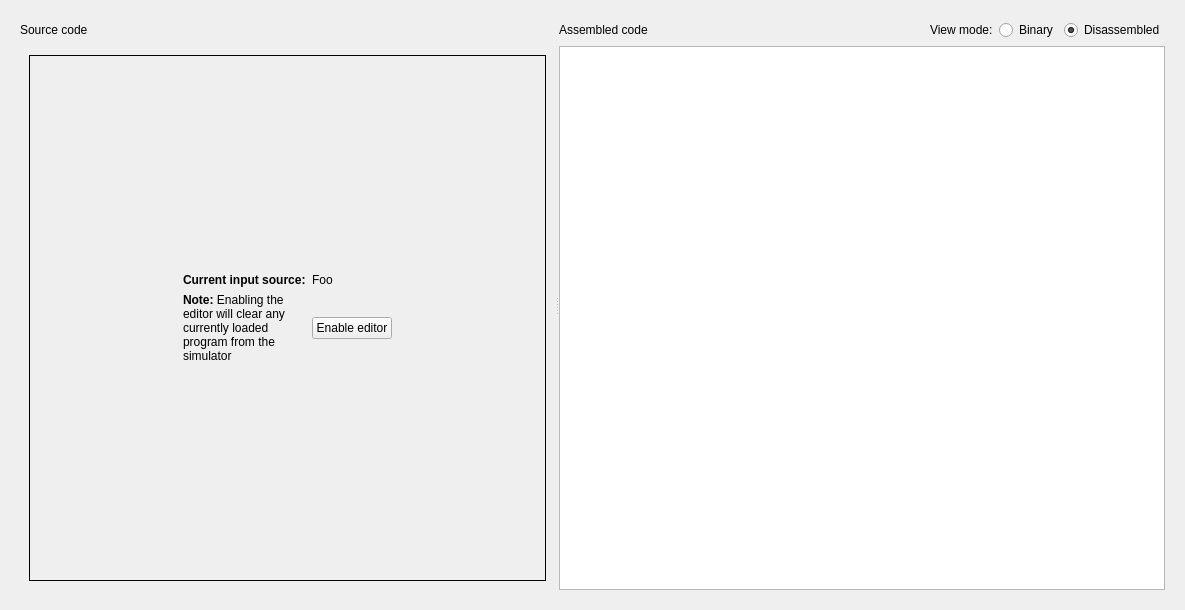
Above: src/edittab.ui from mortbopet/Ripes before the change. Below: the same form after it.
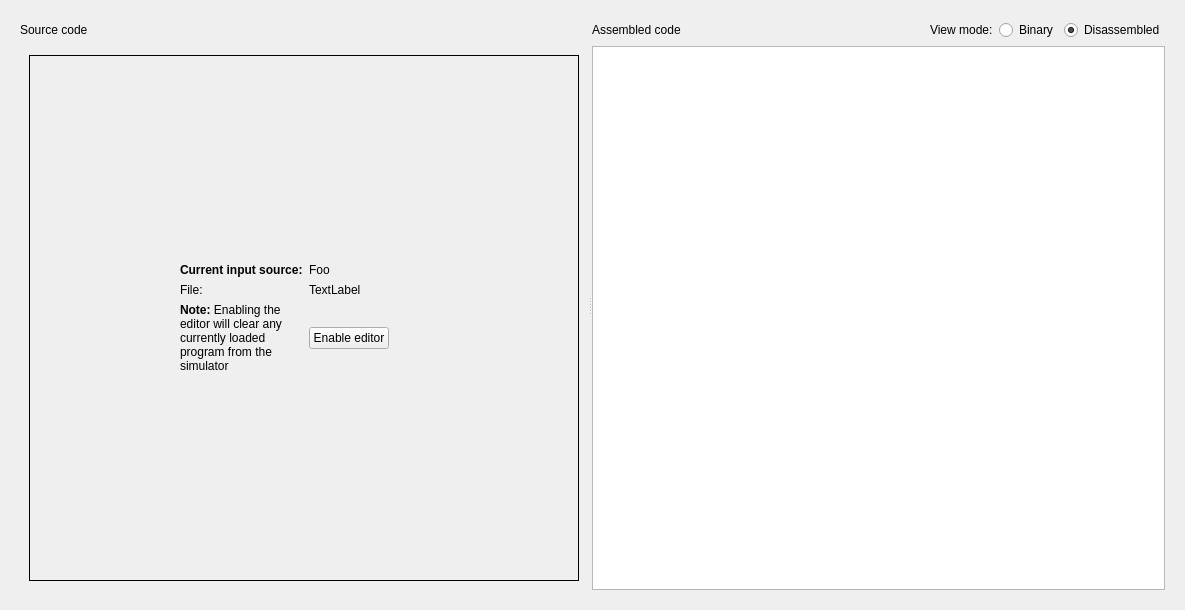
That is the form after the change. The open tabs and pages were chosen to show the change. Custom widgets are drawn as their Qt base class.

Commit message: Display currently loaded binary/ELF file

Patch:
```diff
--- a/src/edittab.ui
+++ b/src/edittab.ui
@@ -60,7 +60,7 @@
              <item>
               <widget class="QStackedWidget" name="editorStackedWidget">
                <property name="currentIndex">
-                <number>0</number>
+                <number>1</number>
                </property>
                <widget class="QWidget" name="editorPage">
                 <layout class="QGridLayout" name="gridLayout_3">
@@ -149,7 +149,24 @@
                     </item>
                     <item row="1" column="1">
                      <layout class="QGridLayout" name="gridLayout_7">
+                      <item row="1" column="1">
+                       <widget class="QLabel" name="inputSrcPath">
+                        <property name="text">
+                         <string>TextLabel</string>
+                        </property>
+                        <property name="wordWrap">
+                         <bool>true</bool>
+                        </property>
+                       </widget>
+                      </item>
                       <item row="1" column="0">
+                       <widget class="QLabel" name="label_5">
+                        <property name="text">
+                         <string>&lt;html&gt;&lt;head/&gt;&lt;body&gt;&lt;p&gt;&lt;span style=&quot; font-weight:600;&quot;&gt;File:&lt;/span&gt;&lt;/p&gt;&lt;/body&gt;&lt;/html&gt;</string>
+                        </property>
+                       </widget>
+                      </item>
+                      <item row="2" column="0">
                        <widget class="QLabel" name="label_7">
                         <property name="text">
                          <string>&lt;html&gt;&lt;head/&gt;&lt;body&gt;&lt;p&gt;&lt;span style=&quot; font-weight:600;&quot;&gt;Note:&lt;/span&gt; Enabling the editor will clear any currently loaded program from the simulator&lt;/p&gt;&lt;/body&gt;&lt;/html&gt;</string>
@@ -162,16 +179,6 @@
                         </property>
                        </widget>
                       </item>
-                      <item row="0" column="0">
-                       <widget class="QLabel" name="label_4">
-                        <property name="text">
-                         <string>&lt;b&gt;Current input source:&lt;/b&gt;</string>
-                        </property>
-                        <property name="textFormat">
-                         <enum>Qt::RichText</enum>
-                        </property>
-                       </widget>
-                      </item>
                       <item row="0" column="1">
                        <widget class="QLabel" name="curInputSrcLabel">
                         <property name="text">
@@ -179,13 +186,40 @@
                         </property>
                        </widget>
                       </item>
-                      <item row="1" column="1">
-                       <widget class="QPushButton" name="enableEditor">
+                      <item row="0" column="0">
+                       <widget class="QLabel" name="label_4">
                         <property name="text">
-                         <string>Enable editor</string>
+                         <string>&lt;b&gt;Current input source:&lt;/b&gt;</string>
+                        </property>
+                        <property name="textFormat">
+                         <enum>Qt::RichText</enum>
                         </property>
                        </widget>
                       </item>
+                      <item row="2" column="1">
+                       <layout class="QHBoxLayout" name="horizontalLayout">
+                        <item>
+                         <widget class="QPushButton" name="enableEditor">
+                          <property name="text">
+                           <string>Enable editor</string>
+                          </property>
+                         </widget>
+                        </item>
+                        <item>
+                         <spacer name="horizontalSpacer_5">
+                          <property name="orientation">
+                           <enum>Qt::Horizontal</enum>
+                          </property>
+                          <property name="sizeHint" stdset="0">
+                           <size>
+                            <width>40</width>
+                            <height>20</height>
+                           </size>
+                          </property>
+                         </spacer>
+                        </item>
+                       </layout>
+                      </item>
                      </layout>
                     </item>
                    </layout>
```
The commit also changes 1 other file.
